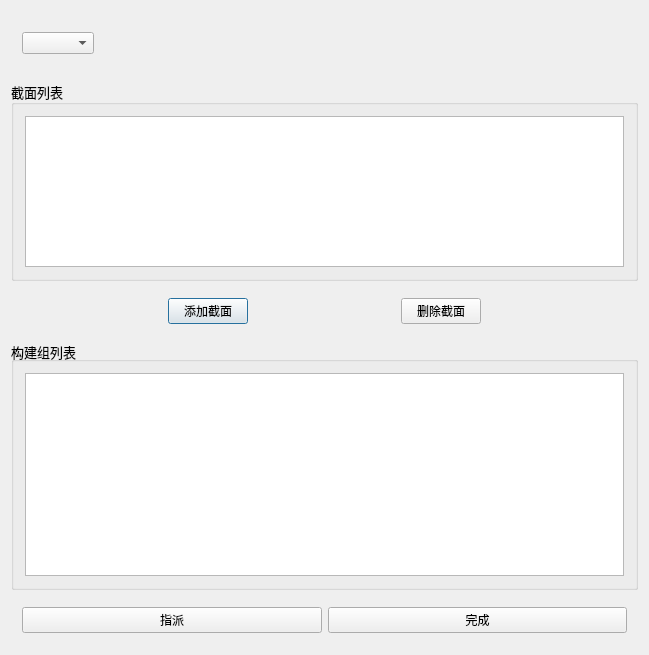
The window that TW/Assign_Section.ui (Shixuku/Tower-Visual) describes before a commit, drawn with Qt 5.
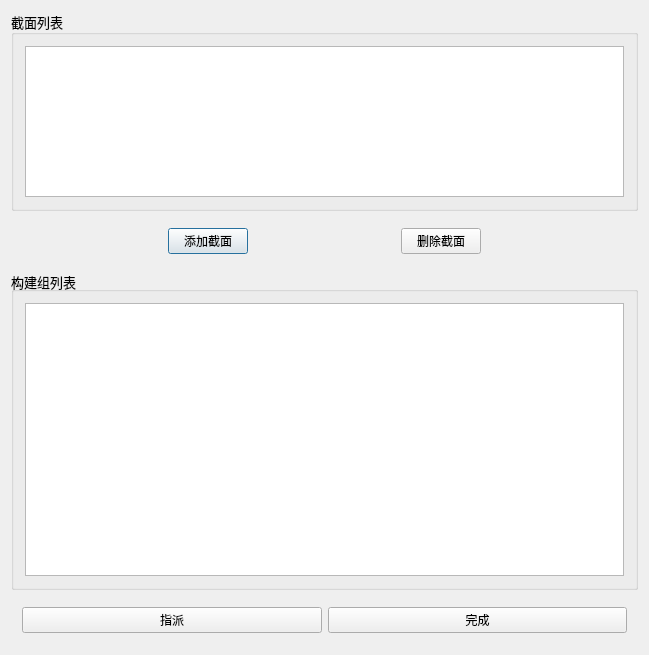
The same window after the commit.

```diff
--- a/TW/Assign_Section.ui
+++ b/TW/Assign_Section.ui
@@ -14,34 +14,6 @@
    <string>指派截面</string>
   </property>
   <layout class="QVBoxLayout" name="verticalLayout">
-   <item>
-    <widget class="QWidget" name="widget_3" native="true">
-     <layout class="QHBoxLayout" name="horizontalLayout_5">
-      <item>
-       <widget class="QComboBox" name="comboBox"/>
-      </item>
-      <item>
-       <widget class="QWidget" name="widget_4" native="true">
-        <layout class="QHBoxLayout" name="horizontalLayout_6">
-         <item>
-          <spacer name="horizontalSpacer_4">
-           <property name="orientation">
-            <enum>Qt::Horizontal</enum>
-           </property>
-           <property name="sizeHint" stdset="0">
-            <size>
-             <width>373</width>
-             <height>20</height>
-            </size>
-           </property>
-          </spacer>
-         </item>
-        </layout>
-       </widget>
-      </item>
-     </layout>
-    </widget>
-   </item>
    <item>
     <widget class="QGroupBox" name="groupBox">
      <property name="maximumSize">
```
